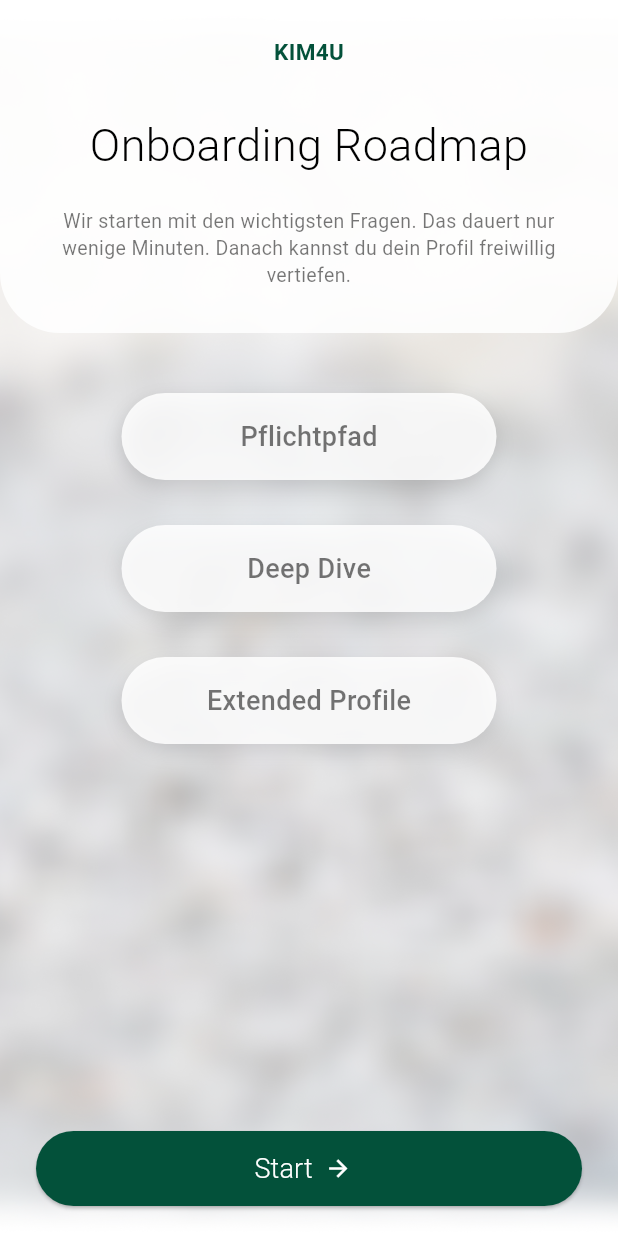
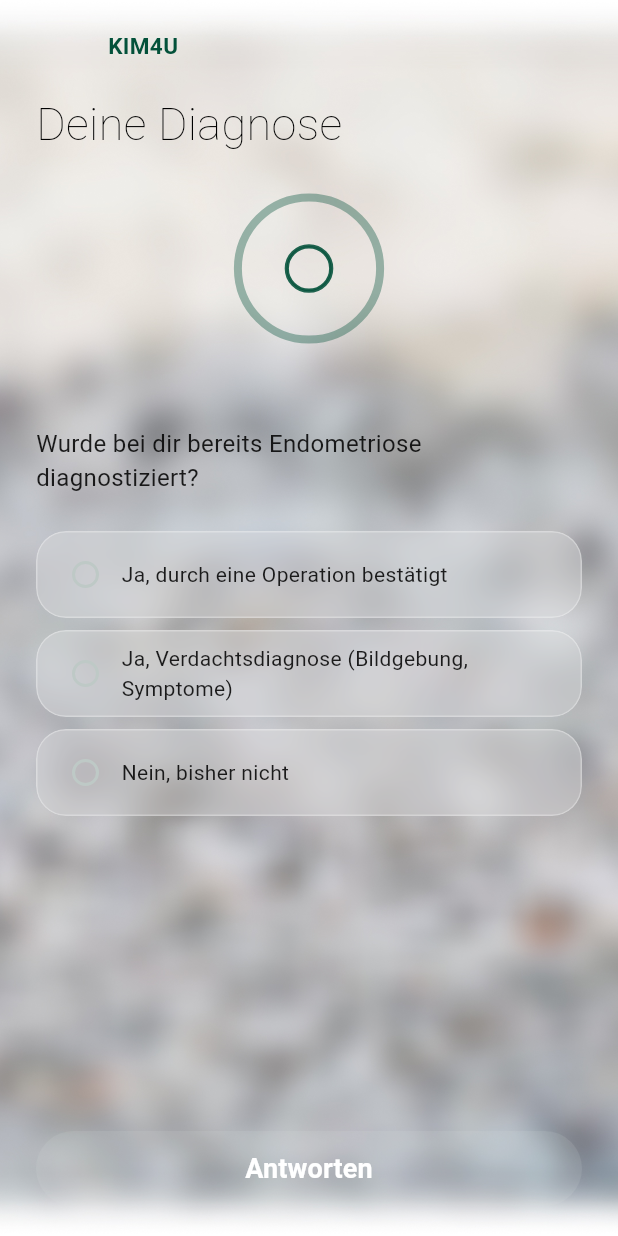
Before and after one commit to PaulinaReller/Kim, a Flutter app: the OnboardingRoadmapScreen screen opened directly, after a tap on "Start", on a phone screen of 412 x 824 dp. Run offline on Flutter 3.47's test engine with Material 3 defaults, Android fonts, the phone set to English and light mode, and no system bars.

Commit message:
Implemented Questionaire Blueprints

```diff
--- /dev/null
+++ b/lib/models/question_model.dart
@@ -0,0 +1,41 @@
+// lib/models/question_model.dart
+
+enum QuestionType {
+  singleChoice,
+  multipleChoice,
+  slider,
+  singleChoiceWithImages,
+  singleChoicePlusInput,
+  bodyMap,
+}
+
+class Question {
+  final String id;
+  final String header; // Dein "kleiner Header unter dem Text"
+  final String questionText;
+  final QuestionType type;
+
+  // Für Auswahlfragen
+  final List<String> options;
+
+  // ++ NEU: Für Auswahlfragen mit Bildern ++
+  // Map<Optionstext, Bild-Asset-Pfad>
+  final Map<String, String>? imageOptions;
+
+  // Für Slider
+  final double? sliderMin;
+  final double? sliderMax;
+  final int? sliderDivisions;
+
+  const Question({
+    required this.id,
+    required this.header,
+    required this.questionText,
+    required this.type,
+    this.options = const [],
+    this.imageOptions,
+    this.sliderMin,
+    this.sliderMax,
+    this.sliderDivisions,
+  });
+}
--- /dev/null
+++ b/lib/providers/questionnaire_provider.dart
@@ -0,0 +1,107 @@
+import 'package:flutter/material.dart';
+import '../models/question_model.dart';
+
+class QuestionnaireProvider extends ChangeNotifier {
+  final List<Question> _questions = [
+    // 1. Single Choice
+    Question(
+      id: 'diagnose_status',
+      header: 'Deine Diagnose',
+      questionText: 'Wurde bei dir bereits Endometriose diagnostiziert?',
+      type: QuestionType.singleChoice,
+      options: [
+        'Ja, durch eine Operation bestätigt',
+        'Ja, Verdachtsdiagnose (Bildgebung, Symptome)',
+        'Nein, bisher nicht',
+      ],
+    ),
+
+    // 2. Slider
+    Question(
+      id: 'pain_level',
+      header: 'Schmerzlevel',
+      questionText: 'Wie stark sind deine Schmerzen auf einer Skala von 1-10?',
+      type: QuestionType.slider,
+      sliderMin: 1.0,
+      sliderMax: 10.0,
+      sliderDivisions: 9,
+    ),
+
+    // 3. Multiple Choice
+    Question(
+      id: 'symptoms',
+      header: 'Symptome',
+      questionText: 'Welche der folgenden Symptome treffen auf dich zu?',
+      type: QuestionType.multipleChoice,
+      options: ['Krämpfe', 'Müdigkeit', 'Kopfschmerzen', 'Übelkeit'],
+    ),
+
+    // 4. Single Choice With Images
+    Question(
+      id: 'bleeding_strength',
+      header: 'Blutungsstärke',
+      questionText: 'Welches Bild beschreibt deine aktuelle Blutungsstärke am besten?',
+      type: QuestionType.singleChoiceWithImages,
+      imageOptions: {
+        'Leicht': 'assets/images/Tampon_light.png',
+        'Mittel': 'assets/images/Tampon_middle.png',
+        'Stark': 'assets/images/Tampon_heavy.png',
+      },
+    ),
+
+    // 5. Single Choice Plus Input
+    Question(
+      id: 'trigger_food',
+      header: 'Ernährung',
+      questionText: 'Gibt es bestimmte Lebensmittel, die deine Symptome verschlimmern?',
+      type: QuestionType.singleChoicePlusInput,
+      options: ['Ja', 'Nein', 'Ich bin mir nicht sicher', 'Sonstiges'],
+    ),
+
+    // 6. Body Map (as a placeholder)
+    Question(
+      id: 'pain_location',
+      header: 'Schmerzlokalisation',
+      questionText: 'Bitte markiere auf der Karte, wo du Schmerzen verspürst.',
+      type: QuestionType.bodyMap,
+    ),
+  ];
+
+  // These variables are the "Brain's Memory"
+  int _currentQuestionIndex = 0;
+  final Map<String, dynamic> _answers = {}; // Stores answers for each question ID
+
+  // --- Public Getters ---
+  // These allow the UI to safely read the brain's state.
+  List<Question> get questions => _questions;
+  int get currentQuestionIndex => _currentQuestionIndex;
+  Question get currentQuestion => _questions[_currentQuestionIndex];
+  Map<String, dynamic> get answers => _answers;
+
+  // --- Actions ---
+  // These are the actions the brain can perform.
+  void answerQuestion(String questionId, dynamic answer) {
+    _answers[questionId] = answer;
+    // We don't call notifyListeners() here, because answering
+    // doesn't immediately change the screen.
+  }
+
+  void nextQuestion() {
+    if (_currentQuestionIndex < _questions.length - 1) {
+      _currentQuestionIndex++;
+      notifyListeners(); // This tells the UI to update to the new question.
+    } else {
+      // Questionnaire is finished!
+      print('Questionnaire complete!');
+      print(_answers);
+      // Here you will later save the answers to a file
+      // and navigate to the next part of the app.
+    }
+  }
+  void previousQuestion() {
+    if (_currentQuestionIndex > 0) {
+      _currentQuestionIndex--;
+      notifyListeners(); // This tells the UI to update to the previous question.
+    }
+  }
+}
--- a/lib/screens/chat_screen.dart
+++ b/lib/screens/chat_screen.dart
@@ -1,3 +1,4 @@
+// Screens 1/2/3/4 Welcome
 import 'package:flutter/material.dart';
 import '../widgets/Kim_logo.dart';
 import '../widgets/chat_window_1.dart';
--- a/lib/screens/datenschutz.dart
+++ b/lib/screens/datenschutz.dart
@@ -1,3 +1,5 @@
+//Screen 9 Datenschutz
+
 import 'package:flutter/material.dart';
 import 'onboarding_roadmap.dart';
 
--- a/lib/screens/login.dart
+++ b/lib/screens/login.dart
@@ -1,3 +1,5 @@
+//Screen 6 Log in
+
 import 'package:flutter/material.dart';
 import '../widgets/Kim_logo.dart'; // Logo Import KIM
 import 'registration.dart';
--- a/lib/screens/onboarding_roadmap.dart
+++ b/lib/screens/onboarding_roadmap.dart
@@ -1,4 +1,5 @@
 import 'package:flutter/material.dart';
+import 'question_screen.dart';
 
 class OnboardingRoadmapScreen extends StatelessWidget {
   const OnboardingRoadmapScreen({super.key});
@@ -101,8 +102,12 @@ class OnboardingRoadmapScreen extends StatelessWidget {
                     height: 50,
                     child: ElevatedButton.icon(
                       onPressed: () {
-                        print('Start gedrückt');
-                      },
+  Navigator.of(context).pushReplacement(
+    MaterialPageRoute(
+      builder: (context) => const QuestionnaireFlow(),
+    ),
+  );
+},
                       style: ElevatedButton.styleFrom(
                         backgroundColor: kimGreen,
                         shape: const StadiumBorder(),
--- /dev/null
+++ b/lib/screens/question_screen.dart
@@ -0,0 +1,466 @@
+// For the Questionaire
+
+import 'package:flutter/material.dart';
+import 'package:provider/provider.dart';
+
+import '../models/question_model.dart';
+import '../providers/questionnaire_provider.dart';
+import '../widgets/kim_logo.dart';
+import '../widgets/frosted_glass_container.dart';
+
+class QuestionnaireFlow extends StatelessWidget {
+  const QuestionnaireFlow({super.key});
+
+  @override
+  Widget build(BuildContext context) {
+    return ChangeNotifierProvider(
+      create: (context) => QuestionnaireProvider(),
+      child: const QuestionScreen(),
+    );
+  }
+}
+
+class QuestionScreen extends StatefulWidget {
+  const QuestionScreen({super.key});
+
+  @override
+  State<QuestionScreen> createState() => _QuestionScreenState();
+}
+
+class _QuestionScreenState extends State<QuestionScreen> {
+  late PageController _pageController;
+
+  @override
+  void initState() {
+    super.initState();
+    _pageController = PageController();
+    WidgetsBinding.instance.addPostFrameCallback((_) {
+      context.read<QuestionnaireProvider>().addListener(() {
+        final provider = context.read<QuestionnaireProvider>();
+        if (_pageController.page?.round() != provider.currentQuestionIndex) {
+          _pageController.animateToPage(
+            provider.currentQuestionIndex,
+            duration: const Duration(milliseconds: 400),
+            curve: Curves.easeInOut,
+          );
+        }
+      });
+    });
+  }
+
+  @override
+  void dispose() {
+    _pageController.dispose();
+    super.dispose();
+  }
+
+  @override
+  Widget build(BuildContext context) {
+    final provider = context.watch<QuestionnaireProvider>();
+
+    return Scaffold(
+      body: Stack(
+        children: [
+          Container(
+            decoration: const BoxDecoration(
+              image: DecorationImage(
+                image: AssetImage('assets/background.jpg'),
+                fit: BoxFit.cover,
+              ),
+            ),
+          ),
+          SafeArea(
+            child: PageView.builder(
+              controller: _pageController,
+              itemCount: provider.questions.length,
+              physics: const NeverScrollableScrollPhysics(),
+              itemBuilder: (context, index) {
+                final question = provider.questions[index];
+                return _SingleQuestionUI(question: question);
+              },
+            ),
+          ),
+        ],
+      ),
+    );
+  }
+}
+
+class _SingleQuestionUI extends StatefulWidget {
+  final Question question;
+  const _SingleQuestionUI({required this.question});
+
+  @override
+  State<_SingleQuestionUI> createState() => _SingleQuestionUIState();
+}
+
+class _SingleQuestionUIState extends State<_SingleQuestionUI> {
+  String? _selectedSingleChoice;
+  final List<String> _selectedMultiChoice = [];
+  double? _sliderValue;
+  late TextEditingController _textInputController;
+
+  @override
+  void initState() {
+    super.initState();
+    _textInputController = TextEditingController();
+    if (widget.question.type == QuestionType.slider) {
+      _sliderValue = widget.question.sliderMin ?? 1.0;
+    }
+  }
+
+  @override
+  void dispose() {
+    _textInputController.dispose();
+    super.dispose();
+  }
+
+  Widget _buildAnswerWidget() {
+    final kimGreen = const Color(0xFF03513A);
+
+    switch (widget.question.type) {
+      case QuestionType.singleChoice:
+        return Column(
+          children: widget.question.options.map((option) {
+            return Padding(
+              padding: const EdgeInsets.symmetric(vertical: 4.0),
+              child: GestureDetector(
+                onTap: () => setState(() => _selectedSingleChoice = option),
+                child: FrostedGlassContainer(
+                  padding:
+                      const EdgeInsets.symmetric(horizontal: 8, vertical: 4),
+                  child: Row(
+                    children: [
+                      Radio<String>(
+                        value: option,
+                        groupValue: _selectedSingleChoice,
+                        activeColor: kimGreen,
+                        onChanged: (value) =>
+                            setState(() => _selectedSingleChoice = value),
+                      ),
+                      Expanded(
+                          child: Text(option,
+                              style: const TextStyle(color: Colors.black87))),
+                    ],
+                  ),
+                ),
+              ),
+            );
+          }).toList(),
+        );
+
+      case QuestionType.multipleChoice:
+        return Column(
+          children: widget.question.options.map((option) {
+            final isSelected = _selectedMultiChoice.contains(option);
+            return Padding(
+              padding: const EdgeInsets.symmetric(vertical: 4.0),
+              child: GestureDetector(
+                onTap: () {
+                  setState(() {
+                    if (isSelected) {
+                      _selectedMultiChoice.remove(option);
+                    } else {
+                      _selectedMultiChoice.add(option);
+                    }
+                  });
+                },
+                child: FrostedGlassContainer(
+                  padding:
+                      const EdgeInsets.symmetric(horizontal: 8, vertical: 4),
+                  child: Row(
+                    children: [
+                      Checkbox(
+                        value: isSelected,
+                        activeColor: kimGreen,
+                        checkColor: kimGreen,
+                        shape: const CircleBorder(),
+                        onChanged: (value) {
+                          setState(() {
+                            if (value == true) {
+                              _selectedMultiChoice.add(option);
+                            } else {
+                              _selectedMultiChoice.remove(option);
+                            }
+                          });
+                        },
+                      ),
+                      Expanded(
+                          child: Text(option,
+                              style: const TextStyle(color: Colors.black87))),
+                    ],
+                  ),
+                ),
+              ),
+            );
+          }).toList(),
+        );
+
+      case QuestionType.slider:
+        return FrostedGlassContainer(
+          child: Column(
+            children: [
+              Text('${_sliderValue!.round()}',
+                  style: const TextStyle(
+                      fontSize: 20,
+                      fontWeight: FontWeight.w500,
+                      color: Colors.black87)),
+              Slider(
+                value: _sliderValue!,
+                min: widget.question.sliderMin!,
+                max: widget.question.sliderMax!,
+                divisions: widget.question.sliderDivisions,
+                activeColor: kimGreen,
+                onChanged: (value) => setState(() => _sliderValue = value),
+              ),
+            ],
+          ),
+        );
+
+      case QuestionType.singleChoiceWithImages:
+        return Column(
+          children: widget.question.imageOptions!.entries.map((entry) {
+            return Padding(
+              padding: const EdgeInsets.symmetric(vertical: 4.0),
+              child: GestureDetector(
+                onTap: () => setState(() => _selectedSingleChoice = entry.key),
+                child: FrostedGlassContainer(
+                  padding:
+                      const EdgeInsets.symmetric(horizontal: 16, vertical: 8),
+                  child: Row(
+                    children: [
+                      Image.asset(
+                        entry.value,
+                        width: 80,
+                        height: 40,
+                        fit: BoxFit.contain,
+                      ),
+                      const SizedBox(width: 16),
+                      Expanded(
+                        child: Text(
+                          entry.key,
+                          style: const TextStyle(
+                            color: Colors.black87,
+                            fontSize: 16,
+                          ),
+                        ),
+                      ),
+                      Radio<String>(
+                        value: entry.key,
+                        groupValue: _selectedSingleChoice,
+                        activeColor: kimGreen,
+                        onChanged: (value) {
+                          setState(() {
+                            _selectedSingleChoice = value;
+                          });
+                        },
+                      ),
+                    ],
+                  ),
+                ),
+              ),
+            );
+          }).toList(),
+        );
+
+     case QuestionType.singleChoicePlusInput:
+        final otherOption = widget.question.options.last;
+        return Column(
+          children: [
+            ...widget.question.options.map((option) {
+              return Padding(
+                padding: const EdgeInsets.symmetric(vertical: 4.0),
+                child: GestureDetector(
+                  onTap: () => setState(() => _selectedSingleChoice = option),
+                  child: FrostedGlassContainer(
+                    padding:
+                        const EdgeInsets.symmetric(horizontal: 8, vertical: 4),
+                    child: Row(
+                      children: [
+                        Radio<String>(
+                          value: option,
+                          groupValue: _selectedSingleChoice,
+                          activeColor: kimGreen,
+                          onChanged: (value) =>
+                              setState(() => _selectedSingleChoice = value),
+                        ),
+                        Expanded(
+                            child: Text(option,
+                                style:
+                                    const TextStyle(color: Colors.black87))),
+                      ],
+                    ),
+                  ),
+                ),
+              );
+            }),
+            if (_selectedSingleChoice == otherOption)
+              Padding(
+                padding: const EdgeInsets.only(top: 12.0),
+                child: FrostedGlassContainer(
+                  padding: const EdgeInsets.symmetric(horizontal: 16),
+                  child: TextField(
+                    controller: _textInputController,
+                    // ++ ADD THIS PART ++
+                    onChanged: (text) {
+                      // This tells the UI to rebuild and re-check _isAnswered()
+                      setState(() {});
+                    },
+                    // ++ END OF CHANGE ++
+                    decoration: const InputDecoration(
+                      hintText: 'Bitte angeben...',
+                      border: InputBorder.none,
+                      hintStyle: TextStyle(color: Colors.black54),
+                    ),
+                    style: const TextStyle(color: Colors.black87),
+                  ),
+                ),
+              ),
+          ],
+        );
+      case QuestionType.bodyMap:
+        return Center(
+          child: Container(
+            padding: const EdgeInsets.all(20),
+            color: Colors.grey.shade200,
+            child: const Text(
+                'Hier würde die interaktive Body Map erscheinen. Dies erfordert ein benutzerdefiniertes Widget.'),
+          ),
+        );
+
+      default:
+        return FrostedGlassContainer(
+          child: Text('Answer UI for ${widget.question.type}'),
+        );
+    }
+  }
+
+  bool _isAnswered() {
+    switch (widget.question.type) {
+      case QuestionType.singleChoice:
+      case QuestionType.singleChoiceWithImages:
+        return _selectedSingleChoice != null;
+      case QuestionType.singleChoicePlusInput:
+        if (_selectedSingleChoice == null) return false;
+        if (_selectedSingleChoice == widget.question.options.last) {
+          return _textInputController.text.isNotEmpty;
+        }
+        return true;
+      case QuestionType.multipleChoice:
+        return _selectedMultiChoice.isNotEmpty;
+      case QuestionType.slider:
+        return _sliderValue != null;
+      case QuestionType.bodyMap:
+        return false;
+      default:
+        return false;
+    }
+  }
+
+  void _saveAndProceed() {
+    final provider = context.read<QuestionnaireProvider>();
+    dynamic answer;
+    switch (widget.question.type) {
+      case QuestionType.singleChoice:
+      case QuestionType.singleChoiceWithImages:
+        answer = _selectedSingleChoice;
+        break;
+      case QuestionType.singleChoicePlusInput:
+        if (_selectedSingleChoice == widget.question.options.last) {
+          answer = _textInputController.text;
+        } else {
+          answer = _selectedSingleChoice;
+        }
+        break;
+      case QuestionType.multipleChoice:
+        answer = List<String>.from(_selectedMultiChoice);
+        break;
+      case QuestionType.slider:
+        answer = _sliderValue;
+        break;
+      case QuestionType.bodyMap:
+        answer = "Noch nicht implementiert";
+        break;
+    }
+    provider.answerQuestion(widget.question.id, answer);
+    provider.nextQuestion();
+  }
+
+  @override
+  Widget build(BuildContext context) {
+    final kimGreen = const Color(0xFF03513A);
+    final provider = context.watch<QuestionnaireProvider>();
+
+    return Padding(
+      padding: const EdgeInsets.symmetric(horizontal: 24.0),
+      child: Column(
+        crossAxisAlignment: CrossAxisAlignment.start,
+        children: [
+          const SizedBox(height: 20),
+          Row(
+            children: [
+              if (provider.currentQuestionIndex > 0)
+                IconButton(
+                  icon: const Icon(Icons.arrow_back, color: Colors.black54),
+                  onPressed: () {
+                    context.read<QuestionnaireProvider>().previousQuestion();
+                  },
+                )
+              else
+                const SizedBox(width: 48),
+              Text('KIM4U',
+                  style: TextStyle(
+                      fontSize: 15,
+                      fontWeight: FontWeight.bold,
+                      color: kimGreen)),
+            ],
+          ),
+          const SizedBox(height: 20),
+          Text(widget.question.header,
+              style: const TextStyle(
+                  fontSize: 30,
+                  fontWeight: FontWeight.w200,
+                  color: Colors.black)),
+          Expanded(
+            child: Column(
+              mainAxisAlignment: MainAxisAlignment.center,
+              children: [
+                const Center(child: PulsingLogo()),
+                const SizedBox(height: 30),
+                Text(
+                  widget.question.questionText,
+                  style: const TextStyle(
+                      fontSize: 16,
+                      color: Colors.black87,
+                      fontWeight: FontWeight.w400),
+                  textAlign: TextAlign.left,
+                ),
+                const SizedBox(height: 20),
+                Expanded(
+                  child: SingleChildScrollView(
+                    child: _buildAnswerWidget(),
+                  ),
+                ),
+              ],
+            ),
+          ),
+          SizedBox(
+            width: double.infinity,
+            height: 50,
+            child: ElevatedButton(
+              onPressed: _isAnswered() ? _saveAndProceed : null,
+              style: ElevatedButton.styleFrom(
+                  backgroundColor: kimGreen, shape: const StadiumBorder()),
+              child: const Text('Antworten',
+                  style: TextStyle(
+                      fontSize: 18,
+                      fontWeight: FontWeight.bold,
+                      color: Colors.white)),
+            ),
+          ),
+          const SizedBox(height: 20),
+        ],
+      ),
+    );
+  }
+}
--- a/lib/screens/registration.dart
+++ b/lib/screens/registration.dart
@@ -1,3 +1,5 @@
+// Screen 5 Registration
+
 import 'package:flutter/material.dart';
 import 'package:flutter/gestures.dart';
 import 'datenschutz.dart';
--- /dev/null
+++ b/lib/widgets/frosted_glass_container.dart
@@ -0,0 +1,36 @@
+// lib/widgets/frosted_glass_container.dart
+
+import 'dart:ui';
+import 'package:flutter/material.dart';
+
+class FrostedGlassContainer extends StatelessWidget {
+  final Widget child;
+  final EdgeInsetsGeometry padding;
+  final BorderRadius borderRadius;
+
+  const FrostedGlassContainer({
+    super.key,
+    required this.child,
+    this.padding = const EdgeInsets.all(16.0),
+    this.borderRadius = const BorderRadius.all(Radius.circular(20.0)),
+  });
+
+  @override
+  Widget build(BuildContext context) {
+    return ClipRRect(
+      borderRadius: borderRadius,
+      child: BackdropFilter(
+        filter: ImageFilter.blur(sigmaX: 10.0, sigmaY: 10.0),
+        child: Container(
+          padding: padding,
+          decoration: BoxDecoration(
+            color: Colors.white.withOpacity(0.2),
+            borderRadius: borderRadius,
+            border: Border.all(color: Colors.white.withOpacity(0.3)),
+          ),
+          child: child,
+        ),
+      ),
+    );
+  }
+}
--- a/pubspec.yaml
+++ b/pubspec.yaml
@@ -35,6 +35,7 @@ dependencies:
   # Use with the CupertinoIcons class for iOS style icons.
   cupertino_icons: ^1.0.8
   google_generative_ai: ^0.4.7
+  provider: ^6.1.2
 
 dev_dependencies:
   flutter_test:
@@ -61,6 +62,7 @@ flutter:
   # To add assets to your application, add an assets section, like this:
   assets:
     - assets/
+    - assets/images/
     - assets/fonts/ # It's good practice to add the specific fonts folder
 
   # UPDATED THIS SECTION
```
Also changed, not shown: lib/widgets/chat_window_1.dart (+4 -7 lines), assets/images/Tampon_heavy.png (added), assets/images/Tampon_light.png (added), assets/images/Tampon_middle.png (added), pubspec.lock.
